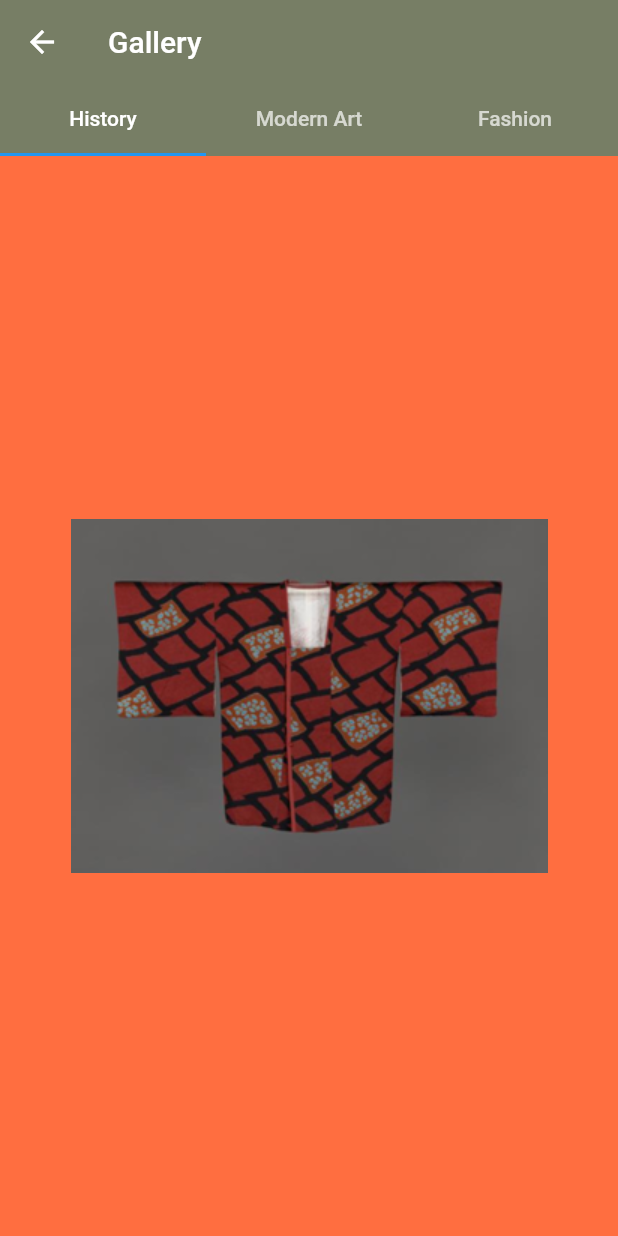
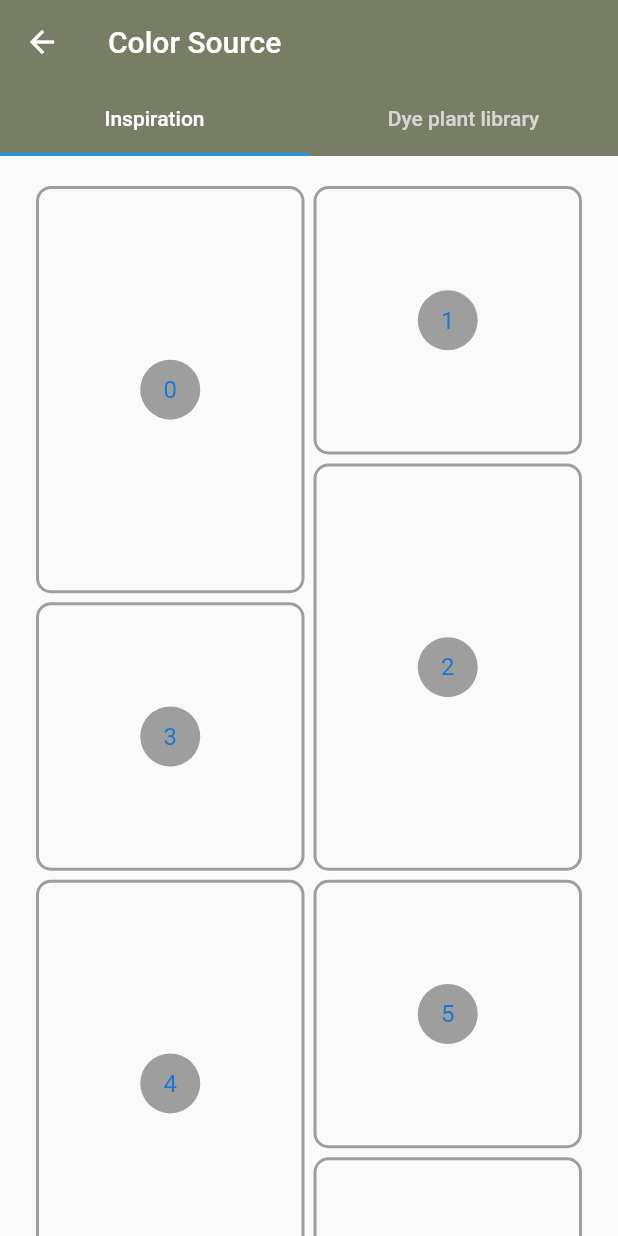
Before and after one commit to MaggieGreen/Natural-Dye, a Flutter app: the Scroll screen opened by its route, on a phone screen of 412 x 824 dp. Run offline on Flutter 3.47's test engine with Material 2 defaults, Android fonts, the phone set to English and light mode, and no system bars; our stand-ins replace curved_navigation_bar.

Commit message:
After midterm - New page

```diff
--- a/lib/pages/onboarding_page.dart
+++ b/lib/pages/onboarding_page.dart
@@ -90,7 +90,7 @@ class _OnboardingPageState extends State<OnboardingPage> {
       ),
       bottomSheet: _currentPage != 2
           ? Container(
-              color: Colors.amber,
+              // color: Colors.amber,
               margin: EdgeInsets.symmetric(vertical: 16),
               child: Row(
                 mainAxisAlignment: MainAxisAlignment.spaceBetween,
@@ -158,6 +158,7 @@ class _OnboardingPageState extends State<OnboardingPage> {
     String image,
   }) {
     return Container(
+      color: Color(0xFFDEDFD4),
       padding: EdgeInsets.symmetric(horizontal: 24),
       child: Column(
         mainAxisAlignment: MainAxisAlignment.center,
@@ -180,7 +181,7 @@ class _OnboardingPageState extends State<OnboardingPage> {
           ),
           SizedBox(height: 30),
           Container(
-            color: Colors.amber,
+            // color: Colors.amber,
             child: Image.asset(image),
           ),
         ],
--- a/lib/pages/scroll.dart
+++ b/lib/pages/scroll.dart
@@ -1,5 +1,6 @@
 import 'package:flutter/material.dart';
 import 'package:curved_navigation_bar/curved_navigation_bar.dart';
+import 'package:flutter_staggered_grid_view/flutter_staggered_grid_view.dart';
 
 class Scroll extends StatelessWidget {
   @override
@@ -9,11 +10,11 @@ class Scroll extends StatelessWidget {
     }
 
     return new DefaultTabController(
-      length: 3,
+      length: 2,
       child: new Scaffold(
         appBar: new AppBar(
           title: new Text(
-            "Gallery",
+            "Color Source",
             style: TextStyle(color: Color(0XFFFFFFFF)),
           ),
           backgroundColor: Color(0xFF777E65),
@@ -21,42 +22,56 @@ class Scroll extends StatelessWidget {
           bottom: new TabBar(
             tabs: <Widget>[
               new Tab(
-                text: "History",
+                text: "Inspiration",
               ),
+              // new Tab(
+              //   text: "Modern Art",
+              // ),
               new Tab(
-                text: "Modern Art",
-              ),
-              new Tab(
-                text: "Fashion",
+                text: "Dye plant library",
               ),
             ],
           ),
         ),
         body: new TabBarView(
           children: <Widget>[
-            new Container(
-              color: Colors.deepOrangeAccent,
-              child: new Center(
-                child: Image.asset('assets/images/art_1.png'),
-              ),
+            new StaggeredGridView.countBuilder(
+              padding: EdgeInsets.fromLTRB(24, 20, 24, 0),
+              crossAxisCount: 4,
+              itemCount: 8,
+              itemBuilder: (BuildContext context, int index) => new Container(
+                // color: Colors.green,
+                decoration: BoxDecoration(
+                borderRadius: BorderRadius.circular(10.0),
+                border: Border.all(
+                    color: Colors.grey,
+                    width: 2.0
+                    )
+                ),
+                child: new Center(
+                  child: new CircleAvatar(
+                    backgroundColor: Colors.grey,
+                    child: new Text('$index'),
+                  ),
+                )),
+              staggeredTileBuilder: (int index) =>
+                new StaggeredTile.count(2, index.isEven ? 3 : 2),
+              mainAxisSpacing: 6.0,
+              crossAxisSpacing: 6.0,
             ),
-            new Container(
-              color: Colors.blueGrey,
-              child: new Center(
-                child: new Text(
-                  "Second",
-                  style: textStyle(),
-                ),
-              ),
-            ),
-            new Container(
-              color: Colors.teal,
-              child: new Center(
-                child: new Text(
-                  "Third",
-                  style: textStyle(),
-                ),
-              ),
+            // new Container(
+            //   color: Colors.blueGrey,
+            //   child: new Center(
+            //     child: new Text(
+            //       "Second",
+            //       style: textStyle(),
+            //     ),
+            //   ),
+            // ),
+            new ListView(
+              children: <Widget>[
+
+              ],
             ),
           ],
         ),
--- a/pubspec.yaml
+++ b/pubspec.yaml
@@ -10,7 +10,7 @@ dependencies:
   flutter:
     sdk: flutter
   curved_navigation_bar: ^0.3.2
-
+  flutter_staggered_grid_view: ^0.3.0
   cupertino_icons: ^0.1.2
 
 dev_dependencies:
```
Also changed, not shown: lib/main.dart (+41 -5 lines), lib/pages/card_list.dart (added, +77 -0 lines), lib/pages/gallery.dart (added, +15 -0 lines), lib/pages/home_screen.dart (+50 -44 lines), pubspec.lock, 13 other files.
